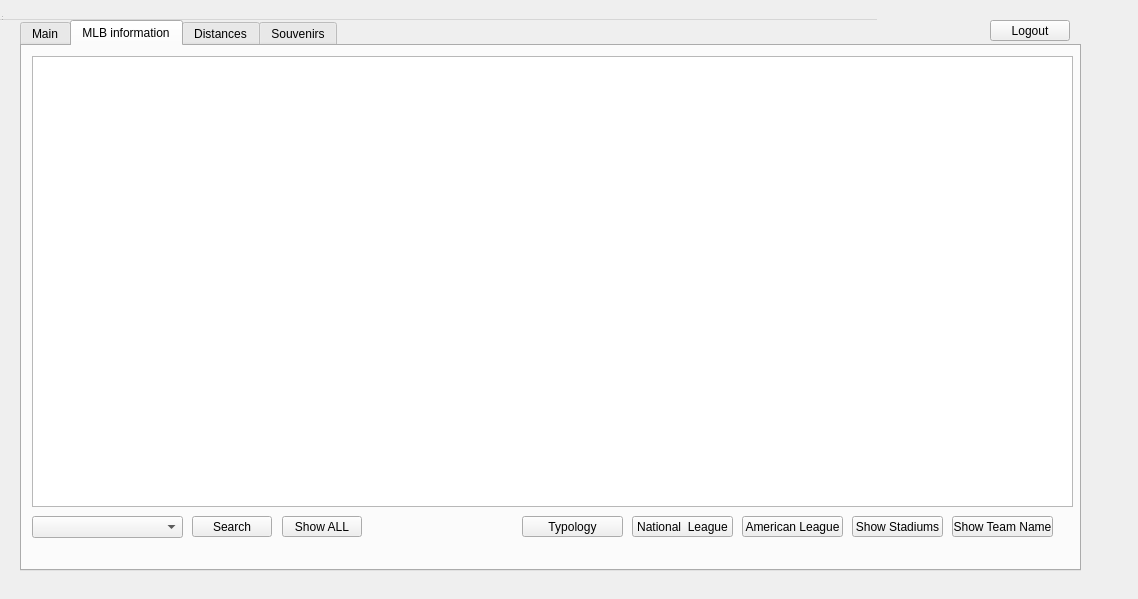
rizzi-trevor/Proj2TempRepo, file adminwindow.ui: the form before one commit.
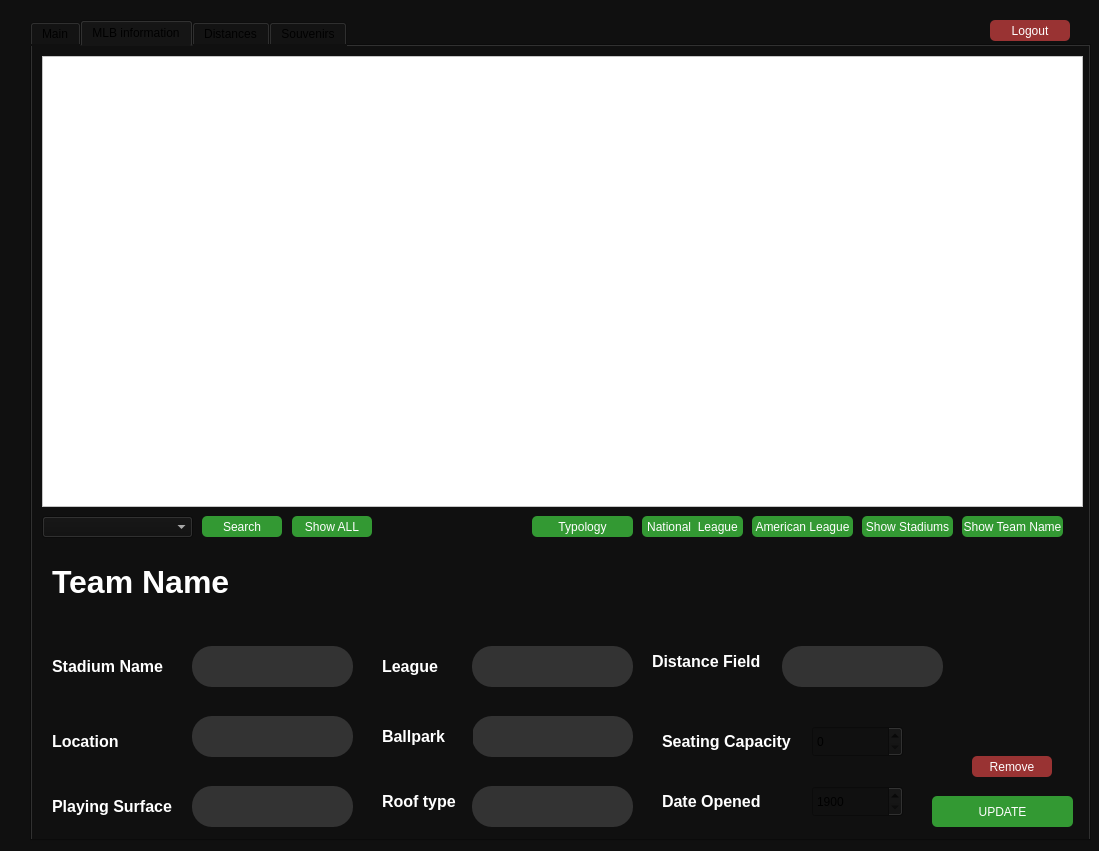
The form after the commit. The open tabs and pages were chosen to show the change. Icons and pictures are not drawn.

```diff
--- a/adminwindow.ui
+++ b/adminwindow.ui
@@ -6,31 +6,37 @@
    <rect>
     <x>0</x>
     <y>0</y>
-    <width>1138</width>
-    <height>599</height>
+    <width>1099</width>
+    <height>851</height>
    </rect>
   </property>
   <property name="windowTitle">
    <string>Admin Panel</string>
   </property>
+  <property name="styleSheet">
+   <string notr="true">background: #101010;</string>
+  </property>
   <widget class="QWidget" name="centralwidget" native="true">
    <property name="geometry">
     <rect>
      <x>0</x>
      <y>0</y>
      <width>1111</width>
-     <height>591</height>
+     <height>891</height>
     </rect>
    </property>
    <widget class="QTabWidget" name="tabWidget">
     <property name="geometry">
      <rect>
-      <x>20</x>
+      <x>30</x>
       <y>20</y>
       <width>1061</width>
-      <height>551</height>
+      <height>821</height>
      </rect>
     </property>
+    <property name="styleSheet">
+     <string notr="true">background: #101010;</string>
+    </property>
     <property name="currentIndex">
      <number>3</number>
     </property>
@@ -92,6 +98,9 @@
      </widget>
     </widget>
     <widget class="QWidget" name="tab">
+     <property name="styleSheet">
+      <string notr="true">background: #101010;</string>
+     </property>
      <attribute name="title">
       <string>MLB information</string>
      </attribute>
@@ -104,6 +113,9 @@
         <height>451</height>
        </rect>
       </property>
+      <property name="styleSheet">
+       <string notr="true">background-color: rgb(255, 255, 255);</string>
+      </property>
       <property name="selectionMode">
        <enum>QAbstractItemView::ExtendedSelection</enum>
       </property>
@@ -120,6 +132,9 @@
         <height>22</height>
        </rect>
       </property>
+      <property name="styleSheet">
+       <string notr="true">color: rgb(255, 255, 255);</string>
+      </property>
      </widget>
      <widget class="QPushButton" name="searchButton">
       <property name="geometry">
@@ -130,6 +145,12 @@
         <height>21</height>
        </rect>
       </property>
+      <property name="styleSheet">
+       <string notr="true">Padding: 1px;
+Border-radius: 5px;
+Background: #393;
+Color: #fefefe;</string>
+      </property>
       <property name="text">
        <string>Search</string>
       </property>
@@ -143,6 +164,12 @@
         <height>21</height>
        </rect>
       </property>
+      <property name="styleSheet">
+       <string notr="true">Padding: 1px;
+Border-radius: 5px;
+Background: #393;
+Color: #fefefe;</string>
+      </property>
       <property name="text">
        <string>Show ALL</string>
       </property>
@@ -156,6 +183,12 @@
         <height>21</height>
        </rect>
       </property>
+      <property name="styleSheet">
+       <string notr="true">Padding: 1px;
+Border-radius: 5px;
+Background: #393;
+Color: #fefefe;</string>
+      </property>
       <property name="text">
        <string>Show Team Name</string>
       </property>
@@ -169,6 +202,12 @@
         <height>21</height>
        </rect>
       </property>
+      <property name="styleSheet">
+       <string notr="true">Padding: 1px;
+Border-radius: 5px;
+Background: #393;
+Color: #fefefe;</string>
+      </property>
       <property name="text">
        <string>Show Stadiums</string>
       </property>
@@ -182,6 +221,12 @@
         <height>21</height>
        </rect>
       </property>
+      <property name="styleSheet">
+       <string notr="true">Padding: 1px;
+Border-radius: 5px;
+Background: #393;
+Color: #fefefe;</string>
+      </property>
       <property name="text">
        <string>American League</string>
       </property>
@@ -195,6 +240,12 @@
         <height>21</height>
        </rect>
       </property>
+      <property name="styleSheet">
+       <string notr="true">Padding: 1px;
+Border-radius: 5px;
+Background: #393;
+Color: #fefefe;</string>
+      </property>
       <property name="text">
        <string>National  League</string>
       </property>
@@ -208,10 +259,432 @@
         <height>21</height>
        </rect>
       </property>
+      <property name="styleSheet">
+       <string notr="true">Padding: 1px;
+Border-radius: 5px;
+Background: #393;
+Color: #fefefe;</string>
+      </property>
       <property name="text">
        <string>Typology</string>
       </property>
      </widget>
+     <widget class="QLabel" name="label_5">
+      <property name="geometry">
+       <rect>
+        <x>20</x>
+        <y>680</y>
+        <width>131</width>
+        <height>31</height>
+       </rect>
+      </property>
+      <property name="font">
+       <font>
+        <pointsize>12</pointsize>
+        <weight>75</weight>
+        <bold>true</bold>
+       </font>
+      </property>
+      <property name="styleSheet">
+       <string notr="true">color: rgb(255, 255, 255);</string>
+      </property>
+      <property name="text">
+       <string>Location</string>
+      </property>
+     </widget>
+     <widget class="QLineEdit" name="ballEdit">
+      <property name="geometry">
+       <rect>
+        <x>440</x>
+        <y>670</y>
+        <width>161</width>
+        <height>41</height>
+       </rect>
+      </property>
+      <property name="styleSheet">
+       <string notr="true">padding-left: 20px;
+padding-right: 20px;
+border-radius: 20px;
+background: #333;
+color: #fefefe;</string>
+      </property>
+     </widget>
+     <widget class="QLineEdit" name="leagueEdit">
+      <property name="geometry">
+       <rect>
+        <x>440</x>
+        <y>600</y>
+        <width>161</width>
+        <height>41</height>
+       </rect>
+      </property>
+      <property name="styleSheet">
+       <string notr="true">padding-left: 20px;
+padding-right: 20px;
+border-radius: 20px;
+background: #333;
+color: #fefefe;</string>
+      </property>
+     </widget>
+     <widget class="QLineEdit" name="stadiumEdit">
+      <property name="geometry">
+       <rect>
+        <x>160</x>
+        <y>600</y>
+        <width>161</width>
+        <height>41</height>
+       </rect>
+      </property>
+      <property name="styleSheet">
+       <string notr="true">padding-left: 20px;
+padding-right: 20px;
+border-radius: 20px;
+background: #333;
+color: #fefefe;</string>
+      </property>
+     </widget>
+     <widget class="QLabel" name="label_4">
+      <property name="geometry">
+       <rect>
+        <x>20</x>
+        <y>600</y>
+        <width>121</width>
+        <height>41</height>
+       </rect>
+      </property>
+      <property name="font">
+       <font>
+        <pointsize>12</pointsize>
+        <weight>75</weight>
+        <bold>true</bold>
+       </font>
+      </property>
+      <property name="styleSheet">
+       <string notr="true">color: rgb(255, 255, 255);</string>
+      </property>
+      <property name="text">
+       <string>Stadium Name</string>
+      </property>
+     </widget>
+     <widget class="QLineEdit" name="playingEdit">
+      <property name="geometry">
+       <rect>
+        <x>160</x>
+        <y>740</y>
+        <width>161</width>
+        <height>41</height>
+       </rect>
+      </property>
+      <property name="styleSheet">
+       <string notr="true">padding-left: 20px;
+padding-right: 20px;
+border-radius: 20px;
+background: #333;
+color: #fefefe;</string>
+      </property>
+     </widget>
+     <widget class="QLabel" name="teamLabel">
+      <property name="geometry">
+       <rect>
+        <x>20</x>
+        <y>500</y>
+        <width>361</width>
+        <height>71</height>
+       </rect>
+      </property>
+      <property name="font">
+       <font>
+        <pointsize>24</pointsize>
+        <weight>75</weight>
+        <bold>true</bold>
+       </font>
+      </property>
+      <property name="styleSheet">
+       <string notr="true">color: rgb(255, 255, 255);</string>
+      </property>
+      <property name="text">
+       <string>Team Name</string>
+      </property>
+     </widget>
+     <widget class="QLineEdit" name="locationEdit">
+      <property name="geometry">
+       <rect>
+        <x>160</x>
+        <y>670</y>
+        <width>161</width>
+        <height>41</height>
+       </rect>
+      </property>
+      <property name="styleSheet">
+       <string notr="true">padding-left: 20px;
+padding-right: 20px;
+border-radius: 20px;
+background: #333;
+color: #fefefe;</string>
+      </property>
+     </widget>
+     <widget class="QLineEdit" name="roofEdit">
+      <property name="geometry">
+       <rect>
+        <x>440</x>
+        <y>740</y>
+        <width>161</width>
+        <height>41</height>
+       </rect>
+      </property>
+      <property name="styleSheet">
+       <string notr="true">padding-left: 20px;
+padding-right: 20px;
+border-radius: 20px;
+background: #333;
+color: #fefefe;</string>
+      </property>
+     </widget>
+     <widget class="QLabel" name="label_6">
+      <property name="geometry">
+       <rect>
+        <x>350</x>
+        <y>600</y>
+        <width>71</width>
+        <height>41</height>
+       </rect>
+      </property>
+      <property name="font">
+       <font>
+        <pointsize>12</pointsize>
+        <weight>75</weight>
+        <bold>true</bold>
+       </font>
+      </property>
+      <property name="styleSheet">
+       <string notr="true">color: rgb(255, 255, 255);</string>
+      </property>
+      <property name="text">
+       <string>League</string>
+      </property>
+     </widget>
+     <widget class="QLabel" name="label_7">
+      <property name="geometry">
+       <rect>
+        <x>350</x>
+        <y>670</y>
+        <width>91</width>
+        <height>41</height>
+       </rect>
+      </property>
+      <property name="font">
+       <font>
+        <pointsize>12</pointsize>
+        <weight>75</weight>
+        <bold>true</bold>
+       </font>
+      </property>
+      <property name="styleSheet">
+       <string notr="true">color: rgb(255, 255, 255);</string>
+      </property>
+      <property name="text">
+       <string>Ballpark</string>
+      </property>
+     </widget>
+     <widget class="QLabel" name="label_8">
+      <property name="geometry">
+       <rect>
+        <x>350</x>
+        <y>740</y>
+        <width>81</width>
+        <height>31</height>
+       </rect>
+      </property>
+      <property name="font">
+       <font>
+        <pointsize>12</pointsize>
+        <weight>75</weight>
+        <bold>true</bold>
+       </font>
+      </property>
+      <property name="styleSheet">
+       <string notr="true">color: rgb(255, 255, 255);</string>
+      </property>
+      <property name="text">
+       <string>Roof type</string>
+      </property>
+     </widget>
+     <widget class="QLabel" name="label_9">
+      <property name="geometry">
+       <rect>
+        <x>20</x>
+        <y>750</y>
+        <width>131</width>
+        <height>21</height>
+       </rect>
+      </property>
+      <property name="font">
+       <font>
+        <pointsize>12</pointsize>
+        <weight>75</weight>
+        <bold>true</bold>
+       </font>
+      </property>
+      <property name="styleSheet">
+       <string notr="true">color: rgb(255, 255, 255);</string>
+      </property>
+      <property name="text">
+       <string>Playing Surface</string>
+      </property>
+     </widget>
+     <widget class="QSpinBox" name="dateBox">
+      <property name="geometry">
+       <rect>
+        <x>780</x>
+        <y>740</y>
+        <width>91</width>
+        <height>31</height>
+       </rect>
+      </property>
+      <property name="minimum">
+       <number>1900</number>
+      </property>
+      <property name="maximum">
+       <number>2030</number>
+      </property>
+     </widget>
+     <widget class="QSpinBox" name="seatBox">
+      <property name="geometry">
+       <rect>
+        <x>780</x>
+        <y>680</y>
+        <width>91</width>
+        <height>31</height>
+       </rect>
+      </property>
+      <property name="maximum">
+       <number>60000</number>
+      </property>
+     </widget>
+     <widget class="QLabel" name="label_10">
+      <property name="geometry">
+       <rect>
+        <x>630</x>
+        <y>680</y>
+        <width>141</width>
+        <height>31</height>
+       </rect>
+      </property>
+      <property name="font">
+       <font>
+        <pointsize>12</pointsize>
+        <weight>75</weight>
+        <bold>true</bold>
+       </font>
+      </property>
+      <property name="styleSheet">
+       <string notr="true">color: rgb(255, 255, 255);</string>
+      </property>
+      <property name="text">
+       <string>Seating Capacity</string>
+      </property>
+     </widget>
+     <widget class="QLabel" name="label_11">
+      <property name="geometry">
+       <rect>
+        <x>630</x>
+        <y>740</y>
+        <width>121</width>
+        <height>31</height>
+       </rect>
+      </property>
+      <property name="font">
+       <font>
+        <pointsize>12</pointsize>
+        <weight>75</weight>
+        <bold>true</bold>
+       </font>
+      </property>
+      <property name="styleSheet">
+       <string notr="true">color: rgb(255, 255, 255);</string>
+      </property>
+      <property name="text">
+       <string>Date Opened</string>
+      </property>
+     </widget>
+     <widget class="QLabel" name="label_12">
+      <property name="geometry">
+       <rect>
+        <x>620</x>
+        <y>600</y>
+        <width>131</width>
+        <height>31</height>
+       </rect>
+      </property>
+      <property name="font">
+       <font>
+        <pointsize>12</pointsize>
+        <weight>75</weight>
+        <bold>true</bold>
+       </font>
+      </property>
+      <property name="styleSheet">
+       <string notr="true">color: rgb(255, 255, 255);</string>
+      </property>
+      <property name="text">
+       <string>Distance Field</string>
+      </property>
+     </widget>
+     <widget class="QPushButton" name="pushButton_9">
+      <property name="geometry">
+       <rect>
+        <x>940</x>
+        <y>710</y>
+        <width>80</width>
+        <height>21</height>
+       </rect>
+      </property>
+      <property name="styleSheet">
+       <string notr="true">Padding: 1px;
+Border-radius: 5px;
+Background: #933;
+Color: #fefefe;</string>
+      </property>
+      <property name="text">
+       <string>Remove</string>
+      </property>
+     </widget>
+     <widget class="QPushButton" name="updateMLB">
+      <property name="geometry">
+       <rect>
+        <x>900</x>
+        <y>750</y>
+        <width>141</width>
+        <height>31</height>
+       </rect>
+      </property>
+      <property name="styleSheet">
+       <string notr="true">Padding: 1px;
+Border-radius: 5px;
+Background: #393;
+Color: #fefefe;</string>
+      </property>
+      <property name="text">
+       <string>UPDATE</string>
+      </property>
+     </widget>
+     <widget class="QLineEdit" name="leagueEdit_2">
+      <property name="geometry">
+       <rect>
+        <x>750</x>
+        <y>600</y>
+        <width>161</width>
+        <height>41</height>
+       </rect>
+      </property>
+      <property name="styleSheet">
+       <string notr="true">padding-left: 20px;
+padding-right: 20px;
+border-radius: 20px;
+background: #333;
+color: #fefefe;</string>
+      </property>
+     </widget>
     </widget>
     <widget class="QWidget" name="colleges">
      <attribute name="title">
@@ -345,7 +818,7 @@
     <rect>
      <x>0</x>
      <y>0</y>
-     <width>877</width>
+     <width>1138</width>
      <height>20</height>
     </rect>
    </property>
@@ -369,6 +842,12 @@
      <height>21</height>
     </rect>
    </property>
+   <property name="styleSheet">
+    <string notr="true">Padding: 1px;
+Border-radius: 5px;
+Background: #933;
+Color: #fefefe;</string>
+   </property>
    <property name="text">
     <string>Logout</string>
    </property>
```
Left out of the diff: 110 changed lines with no effect on the pictures.
